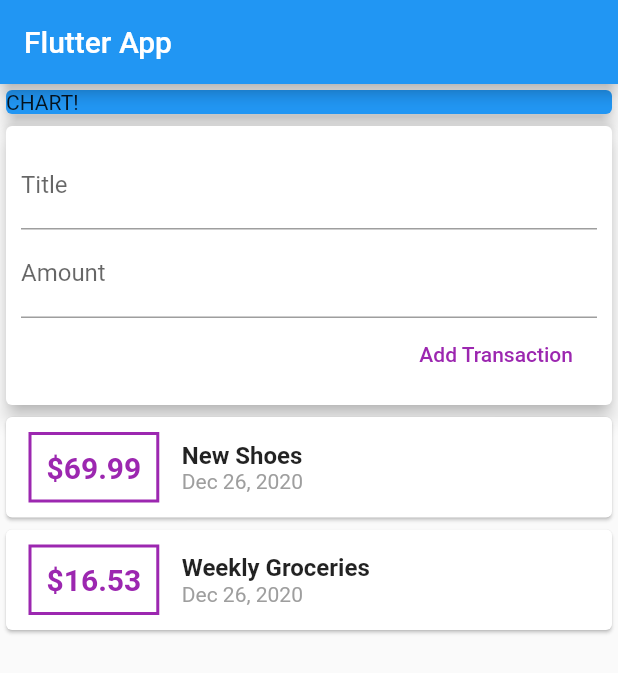
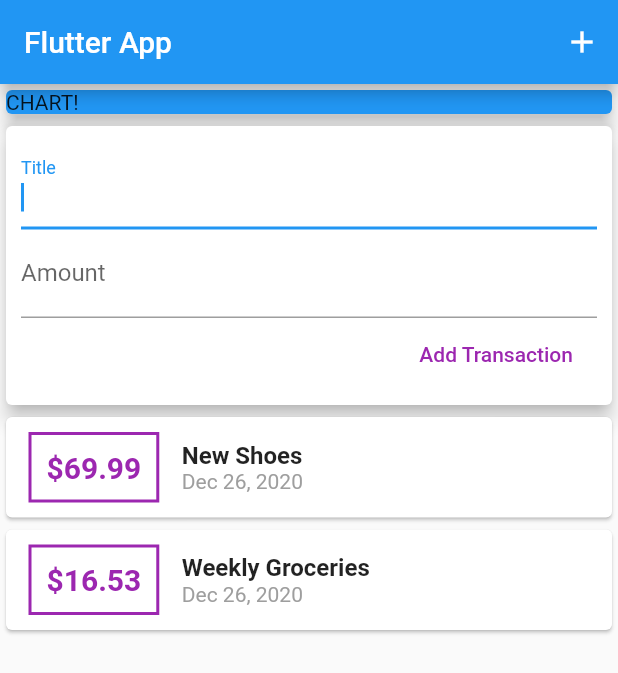
Before and after one commit to lowqilong/learn-flutter, a Flutter app: the screen it shows after launch, after a tap on "Add Transaction", on a phone screen of 412 x 824 dp. Shown: the top 673 px of the screen. Run offline on Flutter 3.47's test engine with Material 2 defaults, Android fonts, the phone set to English and light mode, and no system bars.

Commit message:
added listview and icons

```diff
--- a/expense_app/lib/main.dart
+++ b/expense_app/lib/main.dart
@@ -21,6 +21,12 @@ class MyHomePage extends StatelessWidget {
     return Scaffold(
       appBar: AppBar(
         title: Text('Flutter App'),
+        actions: <Widget>[
+          IconButton(
+            icon: Icon(Icons.add),
+            onPressed: () {},
+          ),
+        ],
       ),
       body: SingleChildScrollView(
         child: Column(
--- a/expense_app/lib/widgets/new_transaction.dart
+++ b/expense_app/lib/widgets/new_transaction.dart
@@ -6,6 +6,19 @@ class NewTransaction extends StatelessWidget {
   final Function callback;
 
   NewTransaction(this.callback);
+
+  void submitData() {
+    final enteredTitle = titleController.text;
+    final enteredAmount = double.parse(amountController.text);
+    if (enteredTitle.isEmpty || enteredAmount <= 0) {
+      return;
+    }
+
+    callback(
+      enteredTitle,
+      enteredAmount,
+    );
+  }
 
   @override
   Widget build(BuildContext context) {
@@ -17,19 +30,22 @@ class NewTransaction extends StatelessWidget {
           crossAxisAlignment: CrossAxisAlignment.end,
           children: <Widget>[
             TextField(
+              autofocus: true,
               decoration: InputDecoration(labelText: 'Title'),
               controller: titleController,
+              onSubmitted: (_) => submitData(),
             ),
             TextField(
+              autofocus: true,
               decoration: InputDecoration(labelText: 'Amount'),
               controller: amountController,
+              keyboardType: TextInputType.number,
+              onSubmitted: (_) => submitData(),
             ),
             FlatButton(
               child: Text('Add Transaction'),
               textColor: Colors.purple,
-              onPressed: () {
-                callback(titleController.text, amountController.text);
-              },
+              onPressed: submitData,
             ),
           ],
         ),
--- a/expense_app/lib/widgets/transaction_list.dart
+++ b/expense_app/lib/widgets/transaction_list.dart
@@ -12,9 +12,8 @@ class TransactionList extends StatelessWidget {
   Widget build(BuildContext context) {
     return Container(
       height: 300,
-      child: SingleChildScrollView(
-        child: Column(
-          children: transactions.map((tx) {
+      child: ListView.builder(
+        itemBuilder: (ctx, index) {
           return Card(
             child: Row(
               children: <Widget>[
@@ -31,7 +30,7 @@ class TransactionList extends StatelessWidget {
                   ),
                   padding: EdgeInsets.all(10),
                   child: Text(
-                      '\$${tx.amount.toStringAsFixed(2)}',
+                    '\$${transactions[index].amount.toStringAsFixed(2)}',
                     style: TextStyle(
                       fontWeight: FontWeight.bold,
                       fontSize: 20,
@@ -43,14 +42,14 @@ class TransactionList extends StatelessWidget {
                   crossAxisAlignment: CrossAxisAlignment.start,
                   children: <Widget>[
                     Text(
-                        tx.title,
+                      transactions[index].title,
                       style: TextStyle(
                         fontSize: 16,
                         fontWeight: FontWeight.bold,
                       ),
                     ),
                     Text(
-                        DateFormat.yMMMd().format(tx.date),
+                      DateFormat.yMMMd().format(transactions[index].date),
                       style: TextStyle(
                         color: Colors.grey,
                       ),
@@ -60,8 +59,8 @@ class TransactionList extends StatelessWidget {
               ],
             ),
           );
-          }).toList(),
-        ),
+        },
+        itemCount: transactions.length,
       ),
     );
   }
--- a/expense_app/lib/widgets/user_transactions.dart
+++ b/expense_app/lib/widgets/user_transactions.dart
@@ -30,7 +30,7 @@ class _UserTransactionsState extends State<UserTransactions> {
       _transactions.add(Transaction(
         id: DateTime.now().toString(),
         title: newTitle,
-        amount: double.parse(newAmount),
+        amount: newAmount,
         date: DateTime.now(),
       ));
     });
```
Lines whose indentation alone changed are shown as unchanged.
